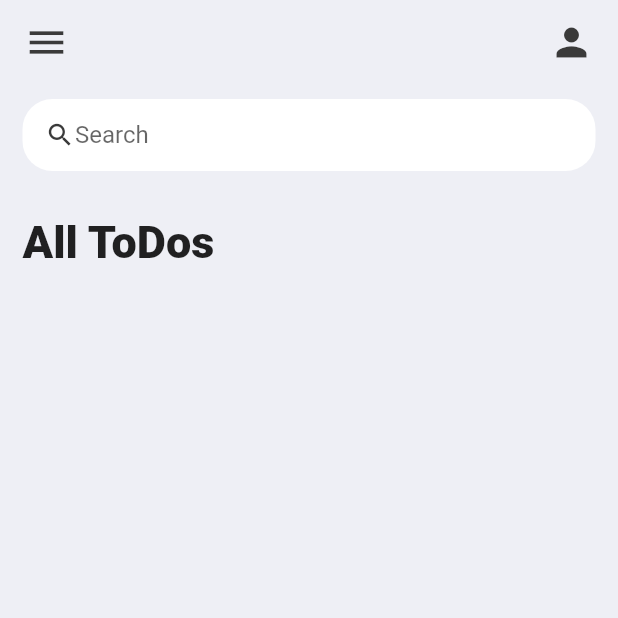
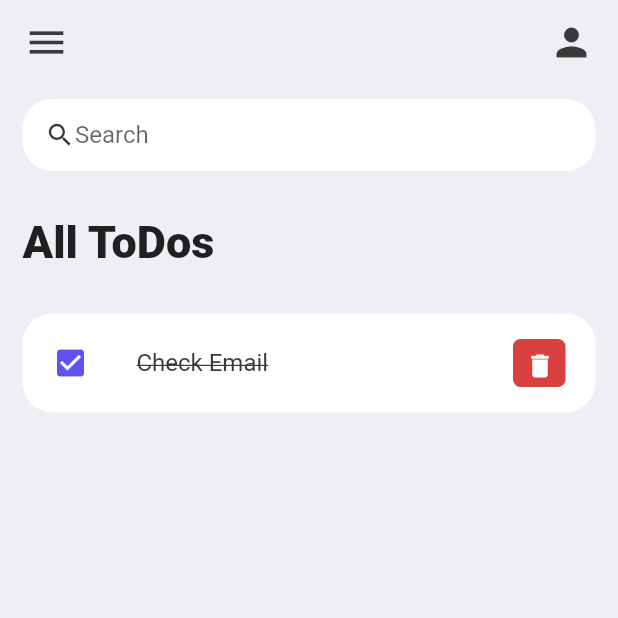
Before and after one commit to LieutPaul/Learning-Flutter, a Flutter app: the screen it shows after launch, on a phone screen of 412 x 824 dp, the top half of it. Run offline on Flutter 3.47's test engine with Material 2 defaults, Android fonts, the phone set to English and light mode, and no system bars.

Commit message:
Added to do item ui

```diff
--- a/to_do_app/lib/screens/home.dart
+++ b/to_do_app/lib/screens/home.dart
@@ -1,5 +1,6 @@
 import 'package:flutter/material.dart';
 import 'package:to_do_app/constants/constants.dart';
+import 'package:to_do_app/widgets/todo_item.dart';
 
 class Home extends StatelessWidget {
   const Home({super.key});
@@ -22,7 +23,8 @@ class Home extends StatelessWidget {
                         "All ToDos",
                         style: TextStyle(
                             fontSize: 30, fontWeight: FontWeight.w800),
-                      ))
+                      )),
+                  ToDoItem()
                 ],
               ))
             ])));
--- /dev/null
+++ b/to_do_app/lib/widgets/todo_item.dart
@@ -0,0 +1,41 @@
+import 'package:flutter/material.dart';
+import 'package:to_do_app/constants/constants.dart';
+
+class ToDoItem extends StatelessWidget {
+  const ToDoItem({super.key});
+
+  @override
+  Widget build(BuildContext context) {
+    return ListTile(
+      onTap: () => {},
+      shape: RoundedRectangleBorder(borderRadius: BorderRadius.circular(20)),
+      tileColor: Colors.white,
+      leading: const Icon(
+        Icons.check_box,
+        color: tdBlue,
+      ),
+      title: const Text(
+        "Check Email",
+        style: TextStyle(
+            fontSize: 16,
+            color: tdBlack,
+            decoration: TextDecoration.lineThrough),
+      ),
+      contentPadding: const EdgeInsets.symmetric(vertical: 5, horizontal: 20),
+      trailing: Container(
+          padding: const EdgeInsets.all(0),
+          margin: const EdgeInsets.symmetric(vertical: 12),
+          height: 35,
+          width: 35,
+          decoration: BoxDecoration(
+              color: tdRed, borderRadius: BorderRadius.circular(5)),
+          child: IconButton(
+            color: Colors.white,
+            icon: const Icon(Icons.delete),
+            iconSize:
+                20, // You need to set the size of your icon with size attribute for it to be centered
+            onPressed: () => {},
+          )),
+    );
+  }
+}
```
